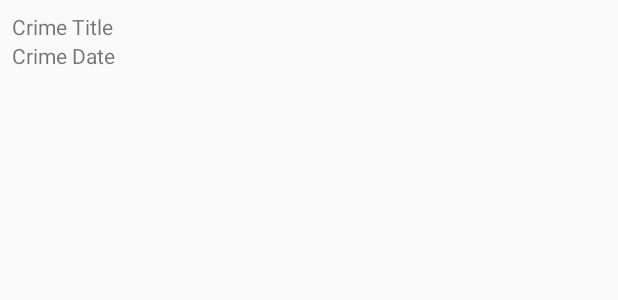
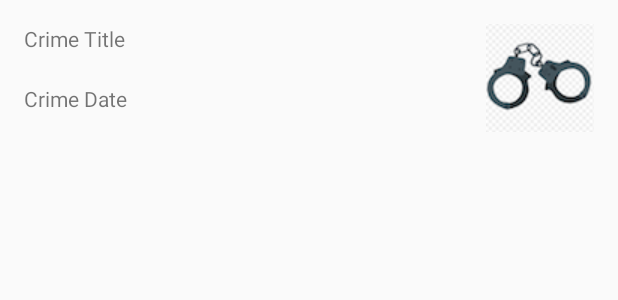
Before and after one commit to kotovi/CriminalIntent, an Android app: the layout list_item_crime.xml on its own in the app's theme, with its tools: preview values and no code run, on a phone screen of 412 x 824 dp. Shown: the top 300 px of the screen. Run offline under Robolectric (Android 15) with nearby library versions, the phone set to English and light mode, and no system bars.

Commit message:
1.0.11
page 216

```diff
--- a/app/src/main/java/ru/geekbase/ikotov/criminalintent/Crime.java
+++ b/app/src/main/java/ru/geekbase/ikotov/criminalintent/Crime.java
@@ -8,6 +8,7 @@ public class Crime {
     private String mTitle;
     private Date mDate;
     private boolean mSloved;
+    private boolean mRequestPolice;
     public Crime(){
         mId = UUID.randomUUID();
         mDate = new Date();
@@ -44,4 +45,8 @@ public class Crime {
     public void setSloved(boolean sloved) {
         mSloved = sloved;
     }
+
+    public boolean ismRequestPolice() {return  mRequestPolice;}
+    public void setRequestPolice (boolean RequestPolice) {mRequestPolice = RequestPolice;}
+
 }
--- a/app/src/main/java/ru/geekbase/ikotov/criminalintent/CrimeLab.java
+++ b/app/src/main/java/ru/geekbase/ikotov/criminalintent/CrimeLab.java
@@ -37,8 +37,9 @@ public class CrimeLab {
         mCrimes = new ArrayList<>();
         for (int i =0; i < 100; i++){
             Crime crime = new Crime();
-            crime.setTitle("Crime #" + i);
-            crime.setSloved(i % 2 ==0); //for all 2 objects
+            crime.setTitle("Crime # " + i);
+            crime.setSloved(i % 2 == 0); //for all 2 objects
+            crime.setRequestPolice(i % 2 == 0);
             mCrimes.add(crime);
         }
     }
--- a/app/src/main/java/ru/geekbase/ikotov/criminalintent/CrimeListFragment.java
+++ b/app/src/main/java/ru/geekbase/ikotov/criminalintent/CrimeListFragment.java
@@ -8,6 +8,7 @@ import android.support.v7.widget.RecyclerView;
 import android.view.LayoutInflater;
 import android.view.View;
 import android.view.ViewGroup;
+import android.widget.ImageView;
 import android.widget.TextView;
 import android.widget.Toast;
 
@@ -17,36 +18,44 @@ public class CrimeListFragment extends Fragment {
     private RecyclerView mCrimeRecyclerView;
     private  CrimeAdapter mAdapter;
     private  Crime mCrime;
-    private TextView mTitleTextView;
-    private TextView mDateTextView;
+
     @Override
     public View onCreateView(LayoutInflater inflater, ViewGroup container, Bundle savedInstanceState){
-        View view = inflater.inflate(R.layout.fragment_crime_list, container, false
-        );
-        mCrimeRecyclerView = (RecyclerView) view
-                .findViewById(R.id.crimr_recycler_view);
+        View view = inflater.inflate(R.layout.fragment_crime_list, container, false);
+        mCrimeRecyclerView = (RecyclerView) view.findViewById(R.id.crimr_recycler_view);
         mCrimeRecyclerView.setLayoutManager(new LinearLayoutManager(getActivity()));
         updateUI();
         return view;
     }
 
-    private class CrimeHolder extends RecyclerView.ViewHolder  implements View.OnClickListener {
+    private class CrimeHolder extends RecyclerView.ViewHolder
+            implements View.OnClickListener {
+
+        private TextView mTitleTextView;
+        private TextView mDateTextView;
+        private ImageView mSolvedImageView;
+
                 public CrimeHolder(LayoutInflater inflater, ViewGroup paren){
                     super(inflater.inflate(R.layout.list_item_crime, paren, false));
+                    itemView.setOnClickListener(this);
+
                     mTitleTextView = (TextView) itemView.findViewById(R.id.crime_title);
                     mDateTextView = (TextView) itemView.findViewById(R.id.crime_date);
+                    mSolvedImageView = (ImageView) itemView.findViewById(R.id.crime_solved);
 
-            itemView.setOnClickListener(this);
+
                 }
                 public void bind (Crime crime){
                     mCrime = crime;
                     mTitleTextView.setText(mCrime.getTitle());
                     mDateTextView.setText(mCrime.getDate().toString());
+                    mSolvedImageView.setVisibility(crime.isSloved() ? View.VISIBLE : View.GONE);
+                   // itemView.setOnClickListener(this);
                     }
         @Override
                 public void onClick(View view) {
-
-            Toast.makeText(getActivity(), mCrime.getTitle()+ " clicked!", Toast.LENGTH_SHORT)
+                Toast.makeText(getActivity(),
+                        mCrime.getTitle()+ " clicked!", Toast.LENGTH_SHORT)
                         .show();
 
                 }
--- a/app/src/main/res/layout/list_item_crime.xml
+++ b/app/src/main/res/layout/list_item_crime.xml
@@ -1,24 +1,52 @@
 <?xml version="1.0" encoding="utf-8"?>
 
-<LinearLayout
-xmlns:android="http://schemas.android.com/apk/res/android"
+<android.support.constraint.ConstraintLayout xmlns:android="http://schemas.android.com/apk/res/android"
+    xmlns:app="http://schemas.android.com/apk/res-auto"
+    xmlns:tools="http://schemas.android.com/tools"
+    android:id="@+id/linearLayout"
+    android:layout_width="match_parent"
     android:layout_height="wrap_content"
-    android:layout_width="match_parent"
-    android:orientation="vertical"
-    android:padding="8dp">
-
-   <TextView
-       android:layout_width="match_parent"
-       android:layout_height="wrap_content"
-       android:id="@+id/crime_title"
-       android:text="Crime Title"/>
+    tools:layout_editor_absoluteY="81dp">
 
     <TextView
-        android:layout_width="match_parent"
+        android:id="@+id/crime_title"
+        android:layout_width="0dp"
         android:layout_height="wrap_content"
+        android:layout_marginStart="16dp"
+        android:layout_marginTop="16dp"
+        android:layout_marginEnd="8dp"
+        android:text="Crime Title"
+        app:layout_constraintEnd_toStartOf="@+id/crime_solved"
+        app:layout_constraintStart_toStartOf="parent"
+        app:layout_constraintTop_toTopOf="parent" />
+
+    <TextView
         android:id="@+id/crime_date"
-        android:text="Crime Date"/>
+        android:layout_width="0dp"
+        android:layout_height="wrap_content"
+        android:layout_marginStart="16dp"
+        android:layout_marginTop="8dp"
+        android:layout_marginEnd="8dp"
+        android:layout_marginBottom="16dp"
+        android:text="Crime Date"
+        app:layout_constraintBottom_toBottomOf="parent"
+        app:layout_constraintEnd_toStartOf="@+id/crime_solved"
+        app:layout_constraintStart_toStartOf="parent"
+        app:layout_constraintTop_toBottomOf="@+id/crime_title" />
+
+    <ImageView
+        android:id="@+id/crime_solved"
+        android:layout_width="wrap_content"
+        android:layout_height="wrap_content"
+        android:layout_marginTop="16dp"
+        android:layout_marginEnd="16dp"
+        android:layout_marginBottom="16dp"
+        android:contentDescription="TODO"
+        app:layout_constraintBottom_toBottomOf="parent"
+        app:layout_constraintEnd_toEndOf="parent"
+        app:layout_constraintTop_toTopOf="parent"
+        app:srcCompat="@drawable/police"
+        />
 
 
-
-</LinearLayout>
+</android.support.constraint.ConstraintLayout>
```
Also changed, not shown: app/src/main/res/drawable/police.png (added), app/src/main/res/mipmap-anydpi-v26/police/police(hdpi).png (added), app/src/main/res/mipmap-anydpi-v26/police/police(ldpi).png (added), app/src/main/res/mipmap-anydpi-v26/police/police(mdpi).png (added), app/src/main/res/mipmap-anydpi-v26/police/police(xhdpi).png (added), app/src/main/res/mipmap-hdpi/police/police(hdpi).png (added), app/src/main/res/mipmap-hdpi/police/police(ldpi).png (added), app/src/main/res/mipmap-hdpi/police/police(mdpi).png (added), app/src/main/res/mipmap-hdpi/police/police(xhdpi).png (added). Lines whose indentation alone changed are shown as unchanged.
